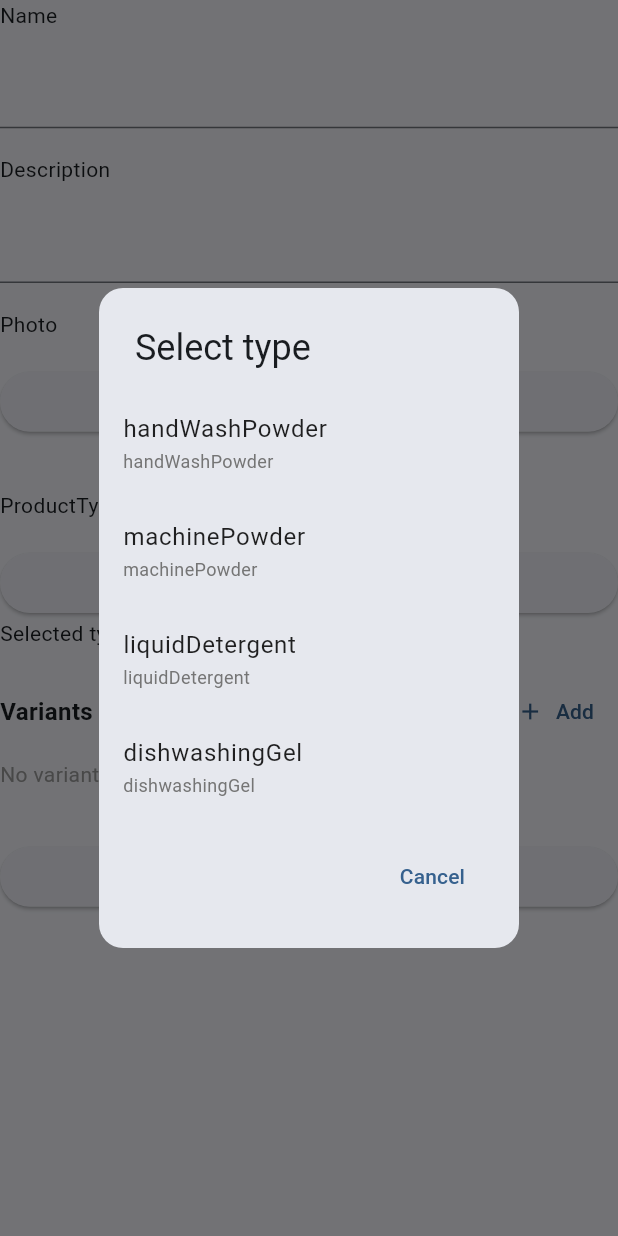
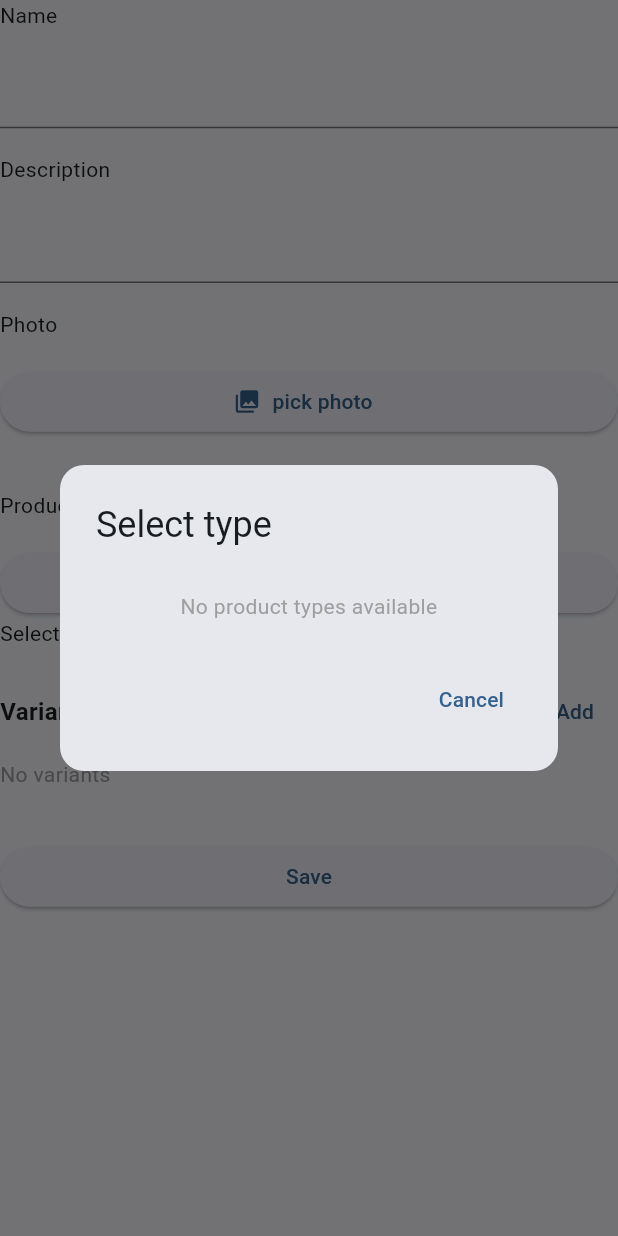
Before and after one commit to Nanaika/qde_bahor, a Flutter app: the AddProductPage screen opened by its route, after a tap on "Select type", on a phone screen of 412 x 824 dp. Run offline on Flutter 3.47's test engine with Material 3 defaults, Android fonts, the phone set to English and light mode, and no system bars; our stand-ins replace cloud_firestore, connectivity_plus, dio, easy_localization, equatable, file_picker and 10 more; missing offline and left inert: dart:js_interop; accounts and stored records are empty; generated files the repository leaves out were written again; network calls fail.

Commit message:
fix product type in product

```diff
--- a/lib/features/admin/manage_products/product_types_bloc.dart
+++ b/lib/features/admin/manage_products/product_types_bloc.dart
@@ -13,6 +13,7 @@ class ProductTypesBloc extends Bloc<ManageProductsEvent, ManageProductsState> {
     on<AddProductsTypeEvent>(_onAddType);
     on<DeleteProductsTypeEvent>(_onDeleteType);
     on<EditProductsTypeEvent>(_onUpdateType);
+    add(GetProductsTypesEvent());
   }
 
   Future<void> _onGetTypes(GetProductsTypesEvent event, Emitter<ManageProductsState> emit) async {
--- a/lib/features/admin/models/product_model.dart
+++ b/lib/features/admin/models/product_model.dart
@@ -1,11 +1,11 @@
 import 'package:cloud_firestore/cloud_firestore.dart';
-import 'package:qde_eco_bahor/features/admin/models/product_type.dart';
+import 'package:qde_eco_bahor/features/admin/models/product_type_model.dart';
 import 'package:qde_eco_bahor/features/admin/models/product_variant.dart';
 
 class ProductModel {
   final Timestamp? date;
   final String? id;
-  final ProductType productType;
+  final ProductTypeModel productType;
   final String name;
   final String description;
   final String photoUrl;
@@ -24,7 +24,7 @@ class ProductModel {
   ProductModel copyWith({
     Timestamp? date,
     String? id,
-    ProductType? productType,
+    ProductTypeModel? productType,
     String? name,
     String? description,
     String? photoUrl,
@@ -45,7 +45,7 @@ class ProductModel {
     return ProductModel(
       date: json['date'] as Timestamp?,
       id: json['id'] as String? ?? '',
-      productType: ProductType.values.byName(json['productType'] as String? ?? ProductType.handWashPowder.name),
+      productType: _parseProductType(json['productType']) ?? ProductTypeModel(id: '', name: {}),
       name: json['name'] as String? ?? '',
       description: json['description'] as String? ?? '',
       photoUrl: json['photoUrl'] as String? ?? '',
@@ -68,3 +68,22 @@ class ProductModel {
     };
   }
 }
+
+ProductTypeModel? _parseProductType(dynamic jsonValue) {
+  if (jsonValue == null) return null;
+
+// Если в Firestore лежит полноценный объект/Map
+  if (jsonValue is Map<String, dynamic>) {
+    return ProductTypeModel.fromJson(jsonValue);
+  }
+
+// Фолбэк: если осталась старая запись, где хранился только String (например, ID или имя)
+  if (jsonValue is String) {
+    return ProductTypeModel(
+      id: jsonValue,
+      name: {'ru': jsonValue},
+    );
+  }
+
+  return null;
+}
--- a/lib/features/admin/models/product_type.dart
+++ /dev/null
@@ -1 +0,0 @@
-enum ProductType { handWashPowder, machinePowder, liquidDetergent, dishwashingGel }
--- a/lib/features/admin/presentation/add_product_page.dart
+++ b/lib/features/admin/presentation/add_product_page.dart
@@ -9,7 +9,9 @@ import 'package:qde_eco_bahor/features/admin/add_product/add_product_state.dart'
 import 'package:qde_eco_bahor/features/admin/models/product_model.dart';
 
 import '../add_product/add_product_event.dart';
-import '../models/product_type.dart';
+import '../manage_products/manage_products_state.dart';
+import '../manage_products/product_types_bloc.dart';
+import '../models/product_type_model.dart';
 import '../models/product_variant.dart';
 
 class AddProductPage extends StatefulWidget {
@@ -20,7 +22,7 @@ class AddProductPage extends StatefulWidget {
 }
 
 class _AddProductPageState extends State<AddProductPage> {
-  ProductType? selectedProductType;
+  ProductTypeModel? selectedProductType;
   Uint8List? selectedImageBytes;
   List<ProductVariant> variants = [];
   final TextEditingController nameController = TextEditingController();
@@ -46,8 +48,13 @@ class _AddProductPageState extends State<AddProductPage> {
   }
 
   void openTypePicker(BuildContext context) async {
+    final state = context.read<ProductTypesBloc>().state;
+
+    // Проверяем, что типы успешно загружены в стор
+    if (state is ManageProductsTypeSuccess) {
       final result = await SelectProductTypeDialog.show(
         context,
+        types: state.types, // Передаем полученный список из BLoC
         selected: selectedProductType,
       );
 
@@ -55,6 +62,12 @@ class _AddProductPageState extends State<AddProductPage> {
         setState(() {
           selectedProductType = result;
         });
+      }
+    } else {
+      // Если типы еще не загружены, можно триггернуть загрузку или показать SnackBar
+      ScaffoldMessenger.of(context).showSnackBar(
+        const SnackBar(content: Text('Типы еще не загрузились, подождите...')),
+      );
     }
   }
 
@@ -233,47 +246,73 @@ class _AddProductPageState extends State<AddProductPage> {
 }
 
 class SelectProductTypeDialog extends StatelessWidget {
-  final ProductType? initialType;
+  final List<ProductTypeModel> types;
+  final ProductTypeModel? initialType;
 
-  const SelectProductTypeDialog({super.key, this.initialType});
+  const SelectProductTypeDialog({
+    super.key,
+    required this.types,
+    this.initialType,
+  });
 
-  // Вспомогательная функция для вызова диалога из любого места
-  static Future<ProductType?> show(BuildContext context, {ProductType? selected}) {
-    return showDialog<ProductType>(
+  // Вспомогательный метод для вызова диалога
+  static Future<ProductTypeModel?> show(
+    BuildContext context, {
+    required List<ProductTypeModel> types,
+    ProductTypeModel? selected,
+  }) {
+    return showDialog<ProductTypeModel>(
       context: context,
-      builder: (context) => SelectProductTypeDialog(initialType: selected),
+      builder: (context) => SelectProductTypeDialog(
+        types: types,
+        initialType: selected,
+      ),
     );
   }
 
   @override
   Widget build(BuildContext context) {
+    // Получаем текущий код языка приложения (например, 'ru' или 'uz')
+    final currentLang = Localizations.localeOf(context).languageCode;
+
     return AlertDialog(
       shape: RoundedRectangleBorder(borderRadius: BorderRadius.circular(16)),
-      title: const Text(
-        'Select type',
+      title: const Text('Select type'),
+      contentPadding: const EdgeInsets.symmetric(vertical: 12),
+      content: SizedBox(
+        width: double.maxFinite,
+        child: types.isEmpty
+            ? const Padding(
+                padding: EdgeInsets.all(16.0),
+                child: Text(
+                  'No product types available',
+                  textAlign: TextAlign.center,
+                  style: TextStyle(color: Colors.grey),
                 ),
-      contentPadding: const EdgeInsets.symmetric(vertical: 12),
-      content: Column(
-        mainAxisSize: MainAxisSize.min,
-        children: ProductType.values.map((type) {
-          final isSelected = type == initialType;
+              )
+            : ListView.builder(
+                shrinkWrap: true,
+                itemCount: types.length,
+                itemBuilder: (context, index) {
+                  final type = types[index];
+                  final isSelected = type.id == initialType?.id;
+
+                  // Берем название на текущем языке или фолбэкнемся на RU/первый доступный
+                  final displayName = type.getName(currentLang);
 
                   return ListTile(
                     title: Text(
-              type.name,
+                      displayName,
                       style: TextStyle(
                         fontWeight: isSelected ? FontWeight.bold : FontWeight.normal,
                         color: isSelected ? Theme.of(context).primaryColor : Colors.black87,
                       ),
                     ),
-            subtitle: Text(
-              type.name,
-              style: TextStyle(fontSize: 12, color: Colors.grey[600]),
+                    trailing: isSelected ? Icon(Icons.check_circle, color: Theme.of(context).primaryColor) : null,
+                    onTap: () => Navigator.of(context).pop(type), // Возвращаем выбранную модель
+                  );
+                },
               ),
-            trailing: isSelected ? Icon(Icons.check_circle, color: Theme.of(context).primaryColor) : null,
-            onTap: () => Navigator.of(context).pop(type), // Возвращаем выбранный тип
-          );
-        }).toList(),
       ),
       actions: [
         TextButton(
```
Also changed, not shown: lib/core/di/injection_container.dart (+8 -8 lines). Lines whose indentation alone changed are shown as unchanged.
